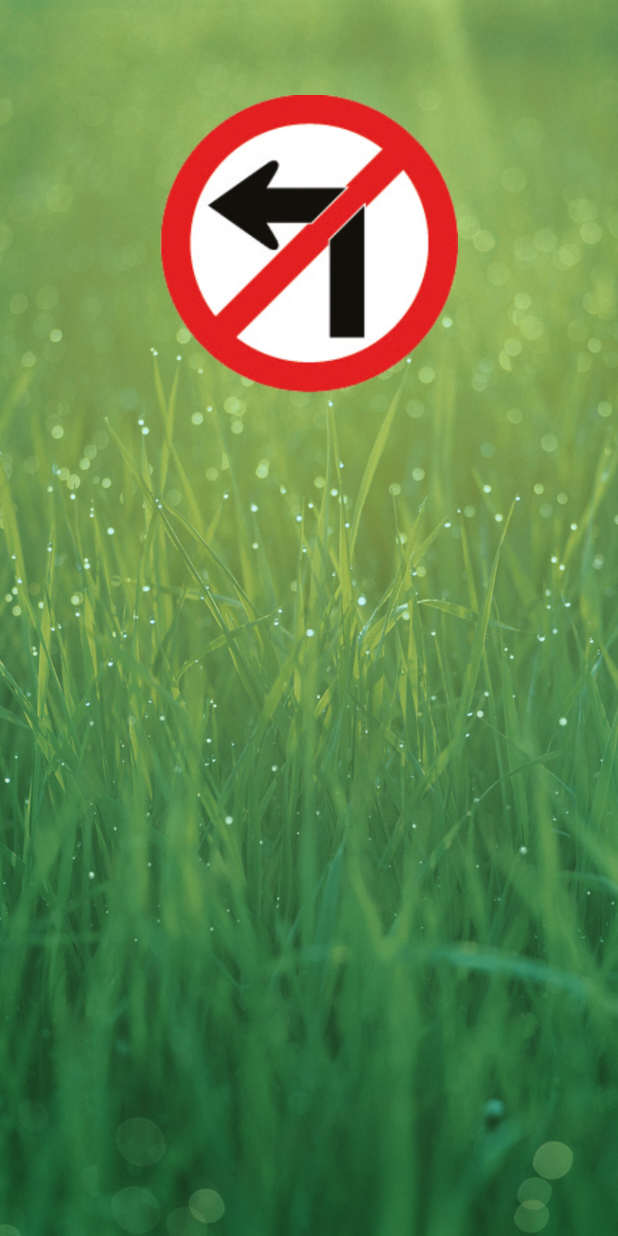
After one commit to masterUNG/MyTraffic_28Nov15, an Android app: the DetailActivity screen opened directly, with no data from a screen before it, on a phone screen of 412 x 824 dp. The commit adds this screen. Run offline under Robolectric (Android 15) with nearby library versions, the phone set to English and light mode, and no system bars.

Commit message:
Project Success

```diff
--- a/app/src/main/AndroidManifest.xml
+++ b/app/src/main/AndroidManifest.xml
@@ -15,6 +15,7 @@
                 <category android:name="android.intent.category.LAUNCHER" />
             </intent-filter>
         </activity>
+        <activity android:name=".DetailActivity"></activity>
     </application>
 
 </manifest>
--- /dev/null
+++ b/app/src/main/java/appewtc/masterung/mytraffic/DetailActivity.java
@@ -0,0 +1,45 @@
+package appewtc.masterung.mytraffic;
+
+import android.support.v7.app.AppCompatActivity;
+import android.os.Bundle;
+import android.widget.ImageView;
+import android.widget.TextView;
+
+public class DetailActivity extends AppCompatActivity {
+
+    //Explicit
+    private TextView titleTextView, detailTextView;
+    private ImageView trafficImageView;
+
+    @Override
+    protected void onCreate(Bundle savedInstanceState) {
+        super.onCreate(savedInstanceState);
+        setContentView(R.layout.activity_detail);
+
+        bindWidget();
+
+        showView();
+
+    }   // Main Method
+
+    private void showView() {
+
+        String strTitle = getIntent().getStringExtra("Title");
+        titleTextView.setText(strTitle);
+
+        String strDetail = getIntent().getStringExtra("Detail");
+        detailTextView.setText(strDetail);
+
+        int intImage = getIntent().getIntExtra("Image", R.drawable.traffic_01);
+        trafficImageView.setImageResource(intImage);
+
+
+    }
+
+    private void bindWidget() {
+        titleTextView = (TextView) findViewById(R.id.textView2);
+        detailTextView = (TextView) findViewById(R.id.textView3);
+        trafficImageView = (ImageView) findViewById(R.id.imageView);
+    }
+
+}   // Main Class
--- a/app/src/main/java/appewtc/masterung/mytraffic/MainActivity.java
+++ b/app/src/main/java/appewtc/masterung/mytraffic/MainActivity.java
@@ -6,6 +6,7 @@ import android.net.Uri;
 import android.support.v7.app.AppCompatActivity;
 import android.os.Bundle;
 import android.view.View;
+import android.widget.AdapterView;
 import android.widget.Button;
 import android.widget.ListView;
 
@@ -35,7 +36,7 @@ public class MainActivity extends AppCompatActivity {
     private void createListView() {
 
         //Icon
-        int[] intIcon = new int[20];
+        final int[] intIcon = new int[20];
         intIcon[0] = R.drawable.traffic_01;
         intIcon[1] = R.drawable.traffic_02;
         intIcon[2] = R.drawable.traffic_03;
@@ -58,7 +59,7 @@ public class MainActivity extends AppCompatActivity {
         intIcon[19] = R.drawable.traffic_20;
 
         //Title
-        String[] strTitle = new String[20];
+        final String[] strTitle = new String[20];
         strTitle[0] = "หัวข้อที่ 1";
         strTitle[1] = "หัวข้อที่ 2";
         strTitle[2] = "หัวข้อที่ 3";
@@ -81,7 +82,7 @@ public class MainActivity extends AppCompatActivity {
         strTitle[19] = "หัวข้อที่ 20";
 
         //Detail
-        String[] strDetail = new String[20];
+        final String[] strDetail = new String[20];
         strDetail[0] = "รายละเอียดที่ 1";
         strDetail[1] = "รายละเอียดที่ 2";
         strDetail[2] = "รายละเอียดที่ 3";
@@ -106,6 +107,21 @@ public class MainActivity extends AppCompatActivity {
 
         MyAdapter objMyAdapter = new MyAdapter(MainActivity.this, intIcon, strTitle, strDetail);
         trafficListView.setAdapter(objMyAdapter);
+
+
+        trafficListView.setOnItemClickListener(new AdapterView.OnItemClickListener() {
+            @Override
+            public void onItemClick(AdapterView<?> adapterView, View view, int i, long l) {
+
+                Intent objIntent = new Intent(MainActivity.this, DetailActivity.class);
+                objIntent.putExtra("Title", strTitle[i]);
+                objIntent.putExtra("Image", intIcon[i]);
+                objIntent.putExtra("Detail", strDetail[i]);
+                startActivity(objIntent);
+
+
+            }   // event
+        });
 
     }   // createListView
 
--- /dev/null
+++ b/app/src/main/res/layout/activity_detail.xml
@@ -0,0 +1,42 @@
+<?xml version="1.0" encoding="utf-8"?>
+<RelativeLayout xmlns:android="http://schemas.android.com/apk/res/android"
+    xmlns:tools="http://schemas.android.com/tools"
+    android:layout_width="match_parent"
+    android:layout_height="match_parent"
+    android:paddingBottom="@dimen/activity_vertical_margin"
+    android:paddingLeft="@dimen/activity_horizontal_margin"
+    android:paddingRight="@dimen/activity_horizontal_margin"
+    android:paddingTop="@dimen/activity_vertical_margin"
+    tools:context="appewtc.masterung.mytraffic.DetailActivity"
+    android:background="@drawable/wall7">
+
+    <LinearLayout
+        android:orientation="vertical"
+        android:layout_width="match_parent"
+        android:layout_height="match_parent">
+
+        <TextView
+            android:layout_width="wrap_content"
+            android:layout_height="wrap_content"
+            android:text="New Text"
+            android:id="@+id/textView2"
+            android:textSize="@dimen/h1"
+            android:layout_gravity="center_horizontal"
+            android:textColor="@color/text" />
+
+        <ImageView
+            android:layout_width="200dp"
+            android:layout_height="200dp"
+            android:id="@+id/imageView"
+            android:layout_gravity="center_horizontal" />
+
+        <TextView
+            android:layout_width="wrap_content"
+            android:layout_height="wrap_content"
+            android:text="New Text"
+            android:id="@+id/textView3"
+            android:textSize="@dimen/h1"
+            android:layout_gravity="center_horizontal"
+            android:textColor="@color/text" />
+    </LinearLayout>
+</RelativeLayout>
```
